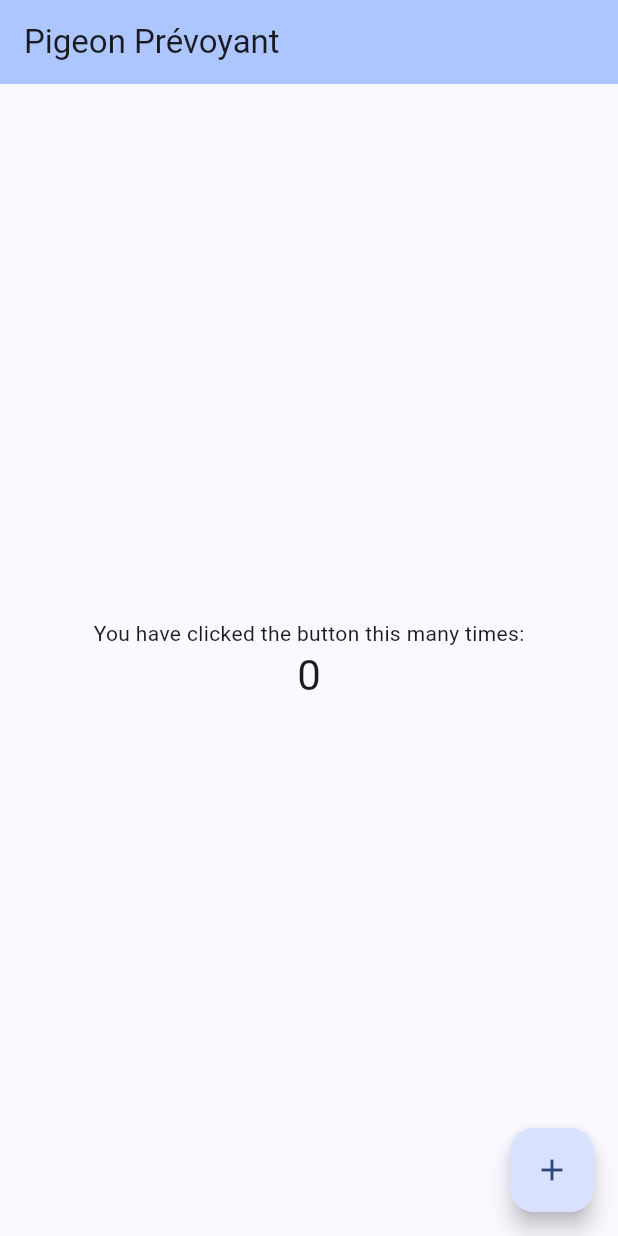
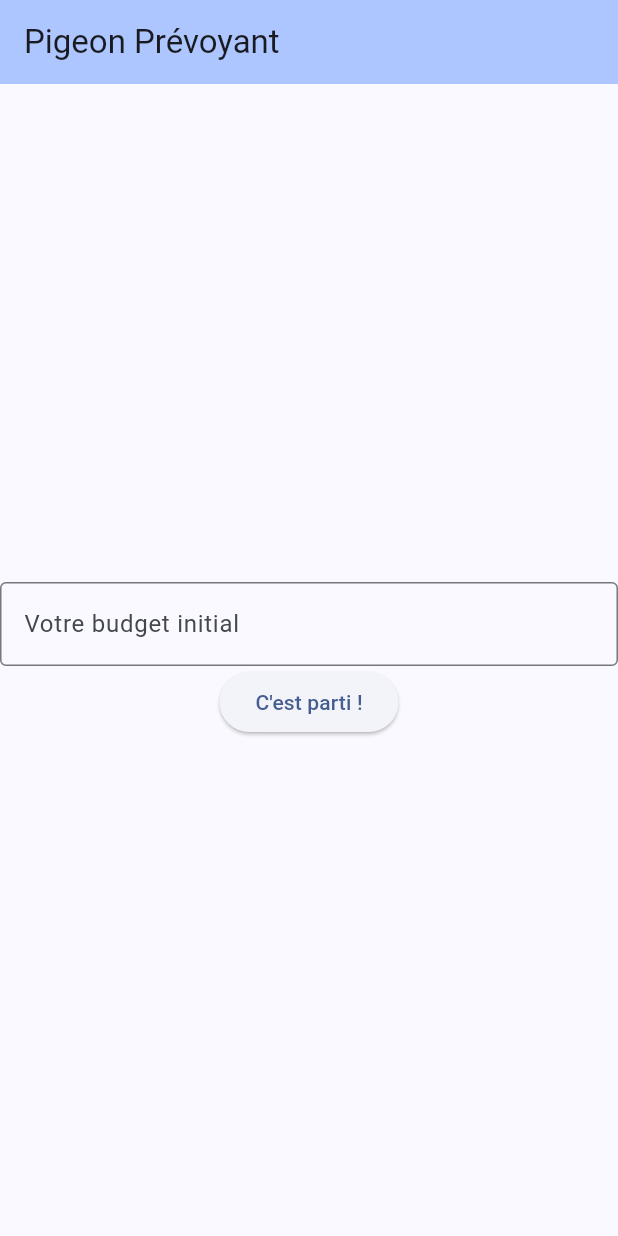
Before and after one commit to walid-sadaoui/pigeon-prevoyant, a Flutter app: the screen it shows after launch, on a phone screen of 412 x 824 dp. Run offline on Flutter 3.47's test engine with Material 3 defaults, Android fonts, the phone set to English and light mode, and no system bars; Roboto replaces fonts that are missing (RobotoFlex).

Commit message:
add create budget form

```diff
--- a/pigeon_prevoyant/lib/main.dart
+++ b/pigeon_prevoyant/lib/main.dart
@@ -29,6 +29,7 @@ class MyApp extends StatelessWidget {
         // This works for code too, not just values: Most code changes can be
         // tested with just a hot reload.
         colorScheme: ColorScheme.fromSeed(seedColor: Colors.blueAccent),
+        fontFamily: 'RobotoFlex',
         useMaterial3: true,
       ),
       home: const MyHomePage(title: 'Pigeon Prévoyant'),
@@ -55,17 +56,15 @@ class MyHomePage extends StatefulWidget {
 }
 
 class _MyHomePageState extends State<MyHomePage> {
-  int _counter = 0;
+    // Create a text controller and use it to retrieve the current value
+  // of the TextField.
+  final myController = TextEditingController();
 
-  void _incrementCounter() {
-    setState(() {
-      // This call to setState tells the Flutter framework that something has
-      // changed in this State, which causes it to rerun the build method below
-      // so that the display can reflect the updated values. If we changed
-      // _counter without calling setState(), then the build method would not be
-      // called again, and so nothing would appear to happen.
-      _counter++;
-    });
+  @override
+  void dispose() {
+    // Clean up the controller when the widget is disposed.
+    myController.dispose();
+    super.dispose();
   }
 
   @override
@@ -105,21 +104,32 @@ class _MyHomePageState extends State<MyHomePage> {
           // wireframe for each widget.
           mainAxisAlignment: MainAxisAlignment.center,
           children: <Widget>[
-            const Text(
-              'You have clicked the button this many times:',
+            TextField(
+              controller: myController,
+              decoration: const InputDecoration(
+                border: OutlineInputBorder(),
+                hintText: 'Votre budget initial'
+              ),
             ),
-            Text(
-              '$_counter',
-              style: Theme.of(context).textTheme.headlineMedium,
+            ElevatedButton(
+              onPressed: () {
+                // Validate returns true if the form is valid, or false otherwise.
+                // If the form is valid, display a snackbar. In the real world,
+                // you'd often call a server or save the information in a database.
+                ScaffoldMessenger.of(context).showSnackBar(
+                  SnackBar(content: Text(myController.text)),
+                );
+              },
+              child: const Text("C'est parti !"),
             ),
           ],
         ),
       ),
-      floatingActionButton: FloatingActionButton(
-        onPressed: _incrementCounter,
-        tooltip: 'Increment',
-        child: const Icon(Icons.add),
-      ), // This trailing comma makes auto-formatting nicer for build methods.
+      // floatingActionButton: FloatingActionButton(
+      //   onPressed: _incrementCounter,
+      //   tooltip: 'Increment',
+      //   child: const Icon(Icons.add),
+      // ), // This trailing comma makes auto-formatting nicer for build methods.
     );
   }
 }
--- a/pigeon_prevoyant/pubspec.yaml
+++ b/pigeon_prevoyant/pubspec.yaml
@@ -35,6 +35,7 @@ dependencies:
   # The following adds the Cupertino Icons font to your application.
   # Use with the CupertinoIcons class for iOS style icons.
   cupertino_icons: ^1.0.6
+  shared_preferences: ^2.2.2
 
 dev_dependencies:
   flutter_test:
```
Also changed, not shown: pigeon_prevoyant/pubspec.lock, 1 other file.
